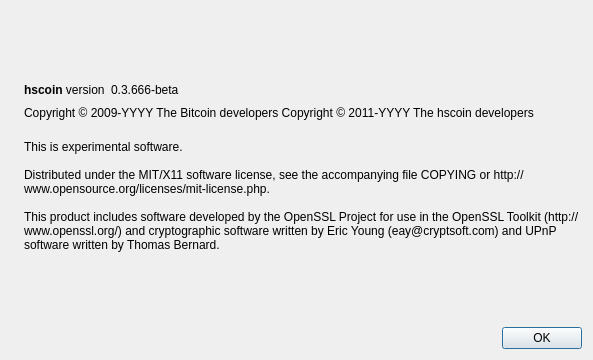
hscoin/hashcoin, file src/qt/forms/aboutdialog.ui: the form before one commit.
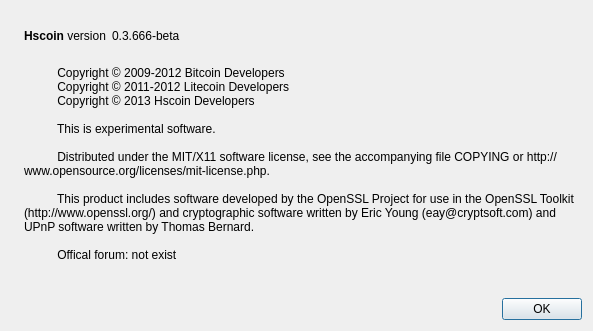
The form after the commit. Icons and pictures are not drawn.

```diff
--- a/src/qt/forms/aboutdialog.ui
+++ b/src/qt/forms/aboutdialog.ui
@@ -7,7 +7,7 @@
     <x>0</x>
     <y>0</y>
     <width>593</width>
-    <height>360</height>
+    <height>331</height>
    </rect>
   </property>
   <property name="windowTitle">
@@ -50,7 +50,7 @@
           <cursorShape>IBeamCursor</cursorShape>
          </property>
          <property name="text">
-          <string>&lt;b&gt;hscoin&lt;/b&gt; version</string>
+          <string>&lt;b&gt;Hscoin&lt;/b&gt; version</string>
          </property>
          <property name="textInteractionFlags">
           <set>Qt::LinksAccessibleByMouse|Qt::TextSelectableByKeyboard|Qt::TextSelectableByMouse</set>
@@ -65,6 +65,9 @@
          <property name="text">
           <string notr="true">0.3.666-beta</string>
          </property>
+         <property name="textFormat">
+          <enum>Qt::RichText</enum>
+         </property>
          <property name="textInteractionFlags">
           <set>Qt::LinksAccessibleByMouse|Qt::TextSelectableByKeyboard|Qt::TextSelectableByMouse</set>
          </property>
@@ -85,23 +88,6 @@
        </item>
       </layout>
      </item>
-     <item>
-      <widget class="QLabel" name="copyrightLabel">
-       <property name="cursor">
-        <cursorShape>IBeamCursor</cursorShape>
-       </property>
-       <property name="text">
-        <string notr="true">Copyright &amp;copy; 2009-YYYY The Bitcoin developers
-Copyright &amp;copy; 2011-YYYY The hscoin developers</string>
-       </property>
-       <property name="textFormat">
-        <enum>Qt::RichText</enum>
-       </property>
-       <property name="textInteractionFlags">
-        <set>Qt::LinksAccessibleByMouse|Qt::TextSelectableByKeyboard|Qt::TextSelectableByMouse</set>
-       </property>
-      </widget>
-     </item>
      <item>
       <widget class="QLabel" name="label_2">
        <property name="cursor">
@@ -109,11 +95,18 @@
        </property>
        <property name="text">
         <string>
-This is experimental software.
+          Copyright © 2009-2012 Bitcoin Developers
+          Copyright © 2011-2012 Litecoin Developers
+          Copyright © 2013 Hscoin Developers
 
-Distributed under the MIT/X11 software license, see the accompanying file COPYING or http://www.opensource.org/licenses/mit-license.php.
+          This is experimental software.
 
-This product includes software developed by the OpenSSL Project for use in the OpenSSL Toolkit (http://www.openssl.org/) and cryptographic software written by Eric Young (eay@cryptsoft.com) and UPnP software written by Thomas Bernard.</string>
+          Distributed under the MIT/X11 software license, see the accompanying file COPYING or http://www.opensource.org/licenses/mit-license.php.
+
+          This product includes software developed by the OpenSSL Project for use in the OpenSSL Toolkit (http://www.openssl.org/) and cryptographic software written by Eric Young (eay@cryptsoft.com) and UPnP software written by Thomas Bernard.
+
+          Offical forum: not exist
+        </string>
        </property>
        <property name="wordWrap">
         <bool>true</bool>
```
Left out of the diff: 2 changed lines with no effect on the pictures.
